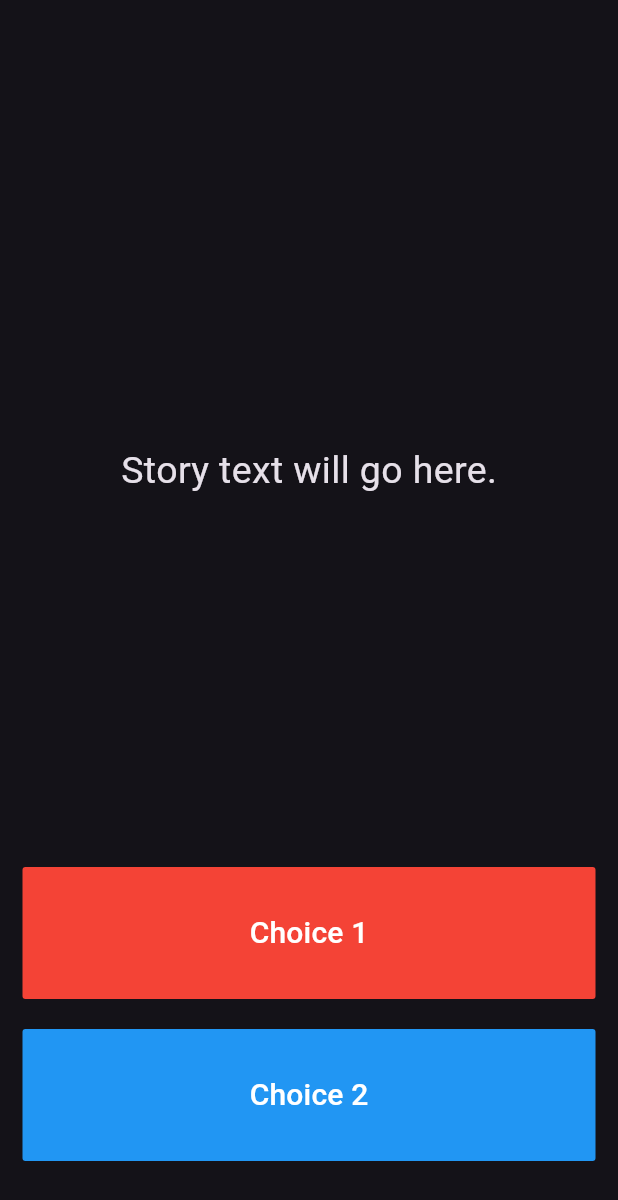
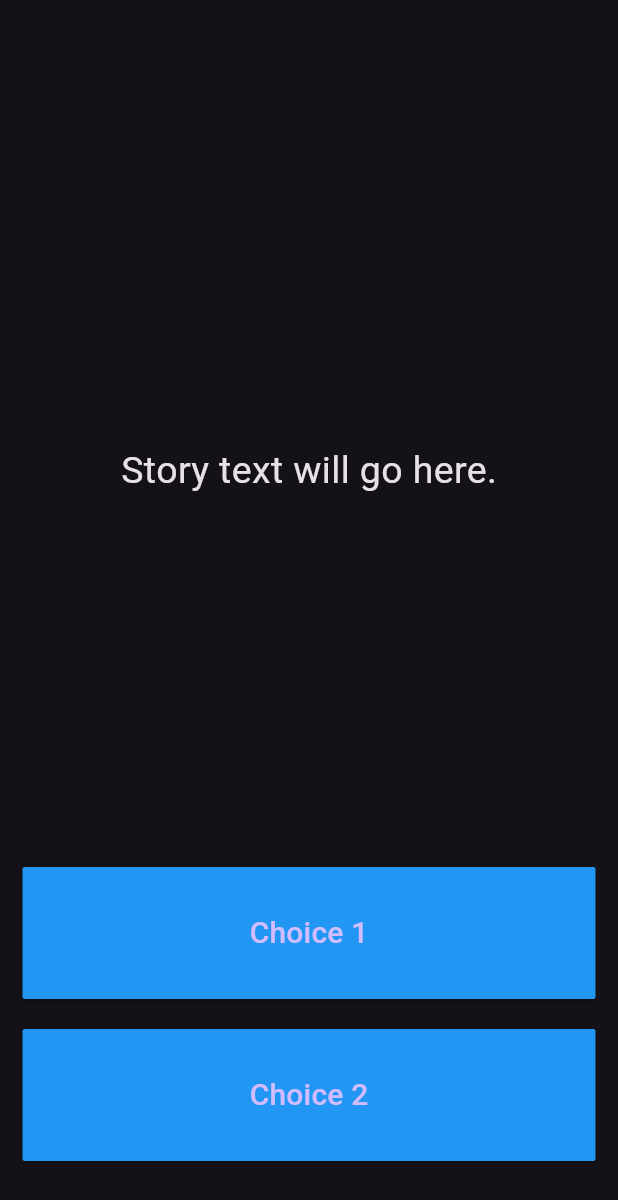
Before and after one commit to CJ445/destini_game, a Flutter app: the screen it shows after launch, on a phone screen of 412 x 824 dp. Shown: the top 1200 px of the screen. Run offline on Flutter 3.47's test engine with Material 3 defaults, Android fonts, the phone set to English and light mode, and no system bars.

Commit message:
FlatButton deprecated. Switched to ElevatedButton

```diff
--- a/lib/main.dart
+++ b/lib/main.dart
@@ -45,12 +45,17 @@ class _StoryPageState extends State<StoryPage> {
               ),
               Expanded(
                 flex: 2,
-                child: FlatButton(
+                child: ElevatedButton(
                   onPressed: () {
                     //Choice 1 made by user.
                     //TODO: Step 18 - Call the nextStory() method from storyBrain and pass the number 1 as the choice made by the user.
                   },
-                  color: Colors.red,
+                  style: ElevatedButton.styleFrom(
+                    shape: BeveledRectangleBorder(
+                      borderRadius: BorderRadius.circular(1),
+                    ),
+                    backgroundColor: Colors.blue,
+                  ),
                   child: Text(
                     //TODO: Step 13 - Use the storyBrain to get the text for choice 1.
                     'Choice 1',
@@ -67,12 +72,17 @@ class _StoryPageState extends State<StoryPage> {
                 flex: 2,
                 //TODO: Step 26 - Use a Flutter Visibility Widget to wrap this FlatButton.
                 //TODO: Step 28 - Set the "visible" property of the Visibility Widget to equal the output from the buttonShouldBeVisible() method in the storyBrain.
-                child: FlatButton(
+                child: ElevatedButton(
                   onPressed: () {
                     //Choice 2 made by user.
                     //TODO: Step 19 - Call the nextStory() method from storyBrain and pass the number 2 as the choice made by the user.
                   },
-                  color: Colors.blue,
+                  style: ElevatedButton.styleFrom(
+                    shape: BeveledRectangleBorder(
+                      borderRadius: BorderRadius.circular(1),
+                    ),
+                    backgroundColor: Colors.blue,
+                  ),
                   child: Text(
                     //TODO: Step 14 - Use the storyBrain to get the text for choice 2.
                     'Choice 2',
```
